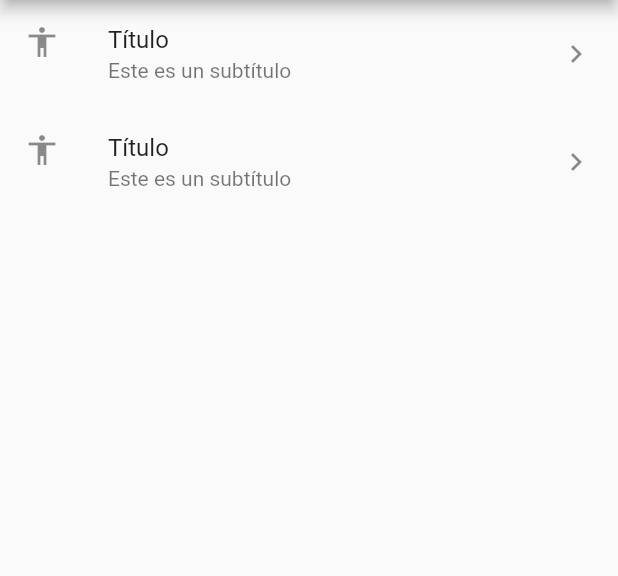
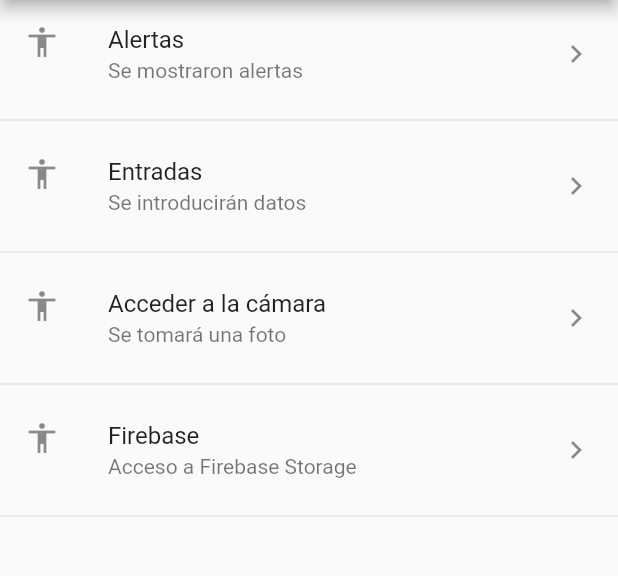
Before and after one commit to sam4ntha/componentes5b, a Flutter app: the screen it shows after launch, on a phone screen of 412 x 824 dp, the part 84-660 px from its top. Run offline on Flutter 3.47's test engine with Material 2 defaults, Android fonts, the phone set to English and light mode, and no system bars.

Commit message:
Mandando a llamar cada elemento de menu_opciones.json

```diff
--- a/lib/providers/menu_provider.dart
+++ b/lib/providers/menu_provider.dart
@@ -1,16 +1,32 @@
+import 'dart:convert';
+
 import 'package:flutter/services.dart' show rootBundle;
-//Platilla, cambiar el contenido del menu y maandarla a llamar siempre
+//Plantilla, cambiar el contenido del menu y maandarla a llamar siempre
 class _MenuProvider{
   List<dynamic> options = [];
 
   _MenuProvider(){
-    loadData();
+    //loadData();
   }
 
-  loadData(){
-    rootBundle.loadString('data/menu_opciones.json').then((data){
-      print(data);
-  });
+  // loadData(){
+  //   rootBundle.loadString('data/menu_opciones.json').then((data){
+  //     //print(data); //Tomando como String, se debe convertir a Mapa
+  //     Map dataMap = json.decode(data);
+  //     options = dataMap['rutas'];
+  //     // print(dataMap);
+  //     // print(dataMap['nombreApp']);
+  //     // print(dataMap['rutas']);
+  // });
+  // }
+
+
+Future<List<dynamic>> loadData() async{
+  final respuesta = await rootBundle.loadString('data/menu_opciones.json');
+  Map dataMap = json.decode(respuesta);
+  print(dataMap['rutas']);
+  options = dataMap['rutas'];
+  return options;
   }
 }
 
--- a/lib/screens/home_screen.dart
+++ b/lib/screens/home_screen.dart
@@ -1,6 +1,5 @@
 import 'package:componentes5b/providers/menu_provider.dart';
 import 'package:flutter/material.dart';
-
 
 class HomeScreen extends StatelessWidget {
   const HomeScreen({super.key});
@@ -15,31 +14,48 @@ class HomeScreen extends StatelessWidget {
       );
   }
 
-
   Widget _lista() {
-    print(menuProvider.options);
-    return ListView(
-      children:
-        _listaItems(),
-    );
-  }
-
-  List<Widget> _listaItems(){
-    return const [
-          ListTile(
-            title: Text('Título'),
-            subtitle: Text('Este es un subtítulo'),
-            leading: Icon(Icons.accessibility),
-            trailing: Icon(Icons.keyboard_arrow_right),
-          ),
-        ListTile(
-            title: Text('Título'),
-            subtitle: Text('Este es un subtítulo'),
-            leading: Icon(Icons.accessibility),
-            trailing: Icon(Icons.keyboard_arrow_right),
-          ),
-        ];
+    // print(menuProvider.options);
+    // menuProvider.loadData().then((options){
+    // print(options);
+    // });
+    return FutureBuilder(
+      future: menuProvider.loadData(),
+      initialData: const [],
+      builder: (BuildContext context, AsyncSnapshot<List<dynamic>> snapshot){ //Ultima accion con datos en el futuro
+        return ListView(
+           children: _listaItems(snapshot.data as List<dynamic>, context), //Convertirlo a una lista
+        );
+      } );
 
   }
 
+  List<Widget> _listaItems(List<dynamic> data, BuildContext context){
+    // return const [
+    //       ListTile(
+    //         title: Text('Título'),
+    //         subtitle: Text('Este es un subtítulo'),
+    //         leading: Icon(Icons.accessibility),
+    //         trailing: Icon(Icons.keyboard_arrow_right),
+    //       ),
+    //     ListTile(
+    //         title: Text('Título'),
+    //         subtitle: Text('Este es un subtítulo'),
+    //         leading: Icon(Icons.accessibility),
+    //         trailing: Icon(Icons.keyboard_arrow_right),
+    //       ),
+    //     ];
+    final List<Widget> opciones = [];
+    data.forEach((opt) {
+      final item = ListTile(
+        title: Text(opt['texto']),
+        subtitle: Text(opt['texto2']),
+        leading: const Icon(Icons.accessibility),
+        trailing: const Icon(Icons.keyboard_arrow_right),
+        onTap: (){},
+      );
+      opciones..add(item)..add(const Divider());
+    });
+    return opciones;
+  }
 }
```
